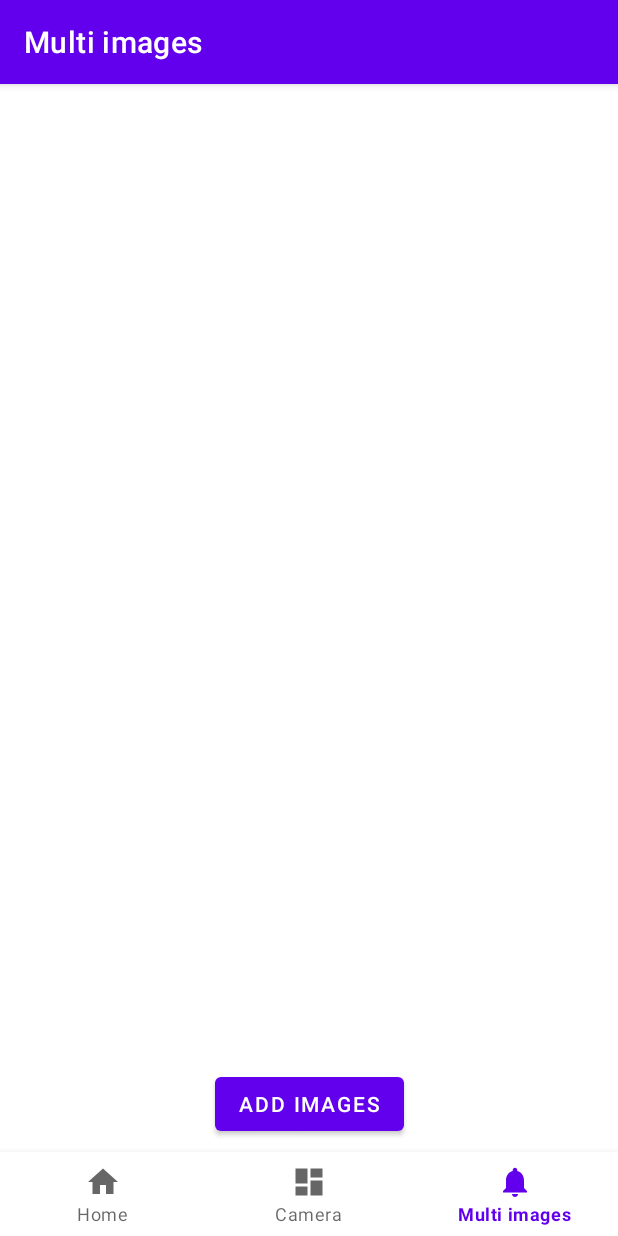
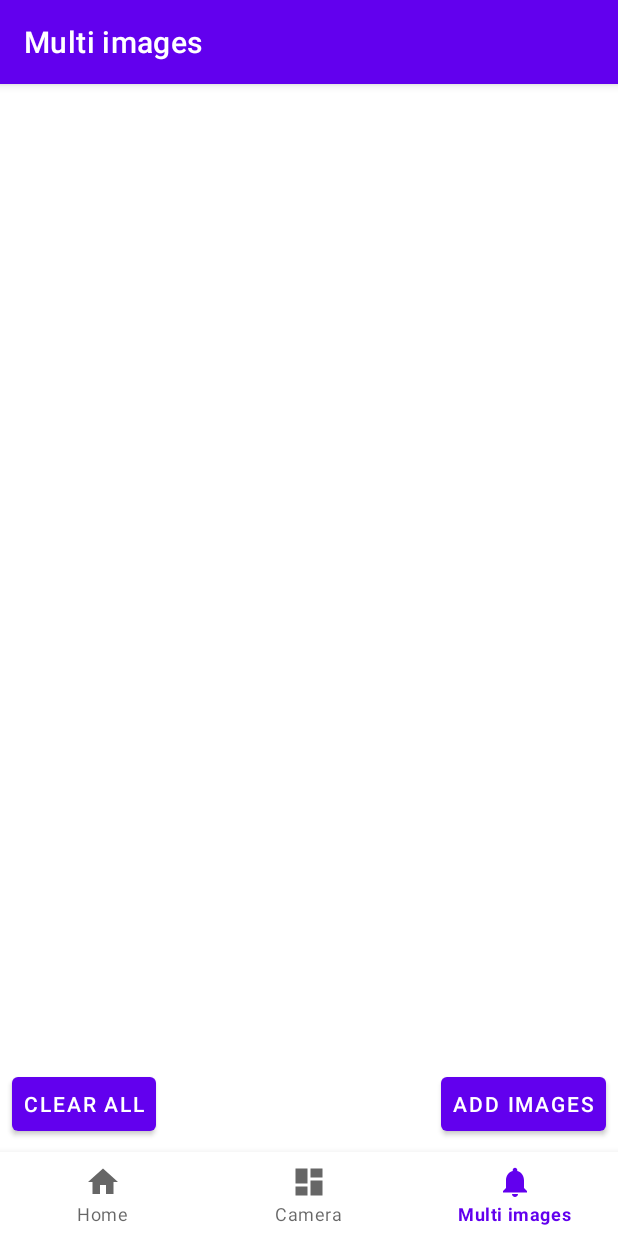
Before and after one commit to trientran/mlkit-android-image-labeling-temp, an Android app: the ImagesFragment screen opened through its navigation route, on a phone screen of 412 x 824 dp. Run offline under Robolectric (Android 15) with nearby library versions, the phone set to English and light mode, and no system bars; our stand-ins replace navigation-ui; libraries missing offline, so code that uses them is left out: com.google.mlkit.vision; pictures from the network do not load.

Commit message:
images screen done

```diff
--- a/app/src/main/java/dev/troyt/imagelabeling/ui/images/ImagesFragment.kt
+++ b/app/src/main/java/dev/troyt/imagelabeling/ui/images/ImagesFragment.kt
@@ -1,6 +1,5 @@
 package dev.troyt.imagelabeling.ui.images
 
-import android.content.ClipData
 import android.content.Intent
 import android.os.Bundle
 import android.provider.MediaStore
@@ -12,11 +11,12 @@ import androidx.activity.result.contract.ActivityResultContracts
 import androidx.appcompat.app.AppCompatActivity
 import androidx.fragment.app.Fragment
 import androidx.fragment.app.viewModels
+import androidx.lifecycle.Lifecycle
 import androidx.lifecycle.lifecycleScope
+import androidx.lifecycle.repeatOnLifecycle
 import androidx.recyclerview.widget.DividerItemDecoration
 import androidx.recyclerview.widget.LinearLayoutManager
 import dev.troyt.imagelabeling.databinding.FragmentImagesBinding
-import dev.troyt.imagelabeling.ui.Recognition
 import dev.troyt.imagelabeling.ui.defaultDispatcher
 import kotlinx.coroutines.ExperimentalCoroutinesApi
 import kotlinx.coroutines.flow.*
@@ -28,12 +28,9 @@ class ImagesFragment : Fragment() {
     // Contains the recognition result. Since  it is a viewModel, it will survive screen rotations
     private val viewModel: ImagesViewModel by viewModels()
     private var _binding: FragmentImagesBinding? = null
-    private var imageCount: Int = 0
     private lateinit var viewAdapter: ImagesAdapter
-    private lateinit var clipData: ClipData
 
-    // This property is only valid between onCreateView and
-    // onDestroyView.
+    // This property is only valid between onCreateView and onDestroyView.
     private val binding get() = _binding!!
 
     override fun onCreateView(
@@ -42,75 +39,35 @@ class ImagesFragment : Fragment() {
         savedInstanceState: Bundle?
     ): View {
         _binding = FragmentImagesBinding.inflate(inflater, container, false)
-        val root: View = binding.root
+        val rootView: View = binding.root
 
         binding.pickPhotoBtn.setOnClickListener { onPickPhoto() }
+        binding.clearBtn.setOnClickListener { onClearBtnClick() }
 
-        // Initialising the resultRecyclerView and its linked viewAdaptor
+        // Initialising the RecyclerView and its linked Adapter
         viewAdapter = ImagesAdapter(requireContext())
         binding.recyclerView.adapter = viewAdapter
+
         // initialize an instance of linear layout manager
         val layoutOrientation =
             (binding.recyclerView.layoutManager as LinearLayoutManager).orientation
         val dividerItemDecoration = DividerItemDecoration(requireContext(), layoutOrientation)
         binding.recyclerView.addItemDecoration(dividerItemDecoration)
-
+        Log.d(tag, "trien")
         lifecycleScope.launch {
-            viewModel.uiState.collect {
-                //recogViewModel.addData(it)
-                val adapter = binding.recyclerView.adapter as ImagesAdapter
-                val lastRowIndex = adapter.itemCount
-                adapter.submitList(it)
-                // adapter.notifyItemInserted(lastRowIndex)
-                Log.d("trien1", it.toString())
-
-            }
-        }
-        /* lifecycleScope.launch {
             // repeatOnLifecycle launches the block in a new coroutine every time the
             // lifecycle is in the STARTED state (or above) and cancels it when it's STOPPED.
             repeatOnLifecycle(Lifecycle.State.STARTED) {
                 // Trigger the flow and start listening for values.
                 // Note that this happens when lifecycle is STARTED and stops
                 // collecting when the lifecycle is STOPPED
-                 viewModel.uiState.collect {
-                         //recogViewModel.addData(it)
-                         Log.d("trien1", it.toString())
-                         val adapter = binding.recyclerView.adapter as ImagesAdapter
-                         val lastRowIndex = adapter.itemCount
-                         adapter.submitList(it)
-                         adapter.notifyItemInserted(lastRowIndex)
+                viewModel.recognitionList.collect {
+                    viewAdapter.submitList(it)
                 }
             }
-
-             *//*lifecycleScope.launch(Dispatchers.Default) {
-                predictImageFlow(clipData).
-                recogViewModel.updateData(recognitionList)
-                Log.d("trien", recognitionList.toString())
         }
-*//*
-            *//* for (i in 0 until clipData.itemCount) {
-                 val imageUri: Uri = clipData.getItemAt(i).uri
-                 val bitmap = imageUri.toScaledBitmap(requireContext(), 224, 224)
-                 if (bitmap != null) {
-                     //predictImage(imageUri, bitmap)
-
+        return rootView
     }
-             }*//*
-        }*/
-        // Attach an observer on the LiveData field of recognitionList
-        // This will notify the recycler view to update every time when a new list is set on the
-        // LiveData field of recognitionList.
-//        recogViewModel.recognitionList.observe(viewLifecycleOwner, {
-//            viewAdapter.submitList(null)
-//            viewAdapter.submitList(it)
-//            Log.d("trien1", it.toString())
-//        }
-        //       )
-        return root
-    }
-
-    // Trigger gallery selection for a photo
 
     private fun onPickPhoto() {
         // Create intent for picking a photo from the gallery
@@ -119,29 +76,22 @@ class ImagesFragment : Fragment() {
         resultLauncher.launch(intent)
     }
 
+    private fun onClearBtnClick() {
+        viewModel.clearAllData()
+    }
+
     private var resultLauncher =
         registerForActivityResult(ActivityResultContracts.StartActivityForResult()) { result ->
             if (result.resultCode == AppCompatActivity.RESULT_OK) {
                 result.data?.clipData?.let { clipData ->
-                    imageCount = clipData.itemCount
-                    Log.d("trien2", imageCount.toString())
-
                     viewModel.inferImages(requireContext(), clipData)
+                        .catch { Log.e(tag, it.localizedMessage ?: "some error") }
+                        .onEach { viewModel.addData(it) }
                         .flowOn(defaultDispatcher)
-                        .onEach {
-                            //recogViewModel.addData(it)
-                            val recognitionList = mutableListOf<Recognition>()
-                            recognitionList.add(it)
-                            viewModel.updateFlowData(recognitionList)
-                            Log.d("trien3", recognitionList.toString())
-                        }.onCompletion { Log.d("trien4", "fragment canceled") }
                         .launchIn(lifecycleScope)
-                    // Start a coroutine in the lifecycle scope
-
                 }
             }
         }
-
 
     override fun onDestroyView() {
         super.onDestroyView()
--- a/app/src/main/java/dev/troyt/imagelabeling/ui/images/ImagesViewModel.kt
+++ b/app/src/main/java/dev/troyt/imagelabeling/ui/images/ImagesViewModel.kt
@@ -4,8 +4,6 @@ import android.content.ClipData
 import android.content.Context
 import android.net.Uri
 import android.util.Log
-import androidx.lifecycle.LiveData
-import androidx.lifecycle.MutableLiveData
 import androidx.lifecycle.ViewModel
 import com.google.mlkit.vision.common.InputImage
 import com.google.mlkit.vision.label.ImageLabeling
@@ -14,48 +12,31 @@ import dev.troyt.imagelabeling.R
 import dev.troyt.imagelabeling.ui.Recognition
 import dev.troyt.imagelabeling.ui.home.HomeViewModel
 import dev.troyt.imagelabeling.ui.toScaledBitmap
+import kotlinx.coroutines.ExperimentalCoroutinesApi
 import kotlinx.coroutines.channels.awaitClose
-import kotlinx.coroutines.flow.MutableStateFlow
-import kotlinx.coroutines.flow.StateFlow
-import kotlinx.coroutines.flow.callbackFlow
+import kotlinx.coroutines.flow.*
 
 class ImagesViewModel : ViewModel() {
 
     private val tag = HomeViewModel::class.simpleName
-    // This is a LiveData field. Choosing this structure because the whole list tend to be updated
-    // at once in ML and not individual elements. Updating this once for the entire list makes
-    // sense.
 
     // Backing property to avoid state updates from other classes
-    private val _uiState = MutableStateFlow<MutableList<Recognition>>(mutableListOf())
+    private val _recognitionList = MutableStateFlow<MutableList<Recognition>>(mutableListOf())
 
     // The UI collects from this StateFlow to get its state updates
-    val uiState: StateFlow<MutableList<Recognition>> get() = _uiState
-
-    private val _recognitionList = MutableLiveData<MutableList<Recognition>>(mutableListOf())
-    val recognitionList: LiveData<MutableList<Recognition>> get() = _recognitionList
-
-    fun updateFlowData(recognitions: MutableList<Recognition>) {
-        _uiState.value = recognitions
-        Log.d("trienz", uiState.value.toString())
-    }
-
-    fun updateData(recognitions: MutableList<Recognition>) {
-        _recognitionList.value = recognitions
-    }
-
-    fun addFlowData(recognition: Recognition) {
-        _recognitionList.value?.add(recognition)
-    }
+    val recognitionList: StateFlow<MutableList<Recognition>> get() = this._recognitionList
 
     fun addData(recognition: Recognition) {
-        _recognitionList.value?.add(recognition)
+        val currentList = _recognitionList.value.toMutableList()
+        currentList.add(recognition)
+        _recognitionList.value = currentList
     }
 
     fun clearAllData() {
-        _recognitionList.value?.clear()
+        _recognitionList.value = mutableListOf()
     }
 
+    @ExperimentalCoroutinesApi
     fun inferImages(
         context: Context,
         clipData: ClipData,
@@ -96,6 +77,6 @@ class ImagesViewModel : ViewModel() {
                     Log.e(tag, it.localizedMessage ?: "some error")
                 }
         }
-        this.awaitClose()
+        awaitClose { labeler.close() }
     }
 }
--- a/app/src/main/res/layout/fragment_images.xml
+++ b/app/src/main/res/layout/fragment_images.xml
@@ -21,10 +21,20 @@
         android:id="@+id/pickPhotoBtn"
         android:layout_width="wrap_content"
         android:layout_height="wrap_content"
-        android:layout_marginBottom="8dp"
+        android:layout_margin="8dp"
+        android:padding="8dp"
         android:text="@string/pick_photos"
         app:layout_constraintBottom_toBottomOf="parent"
-        app:layout_constraintEnd_toEndOf="parent"
+        app:layout_constraintEnd_toEndOf="parent" />
+
+    <Button
+        android:id="@+id/clear_btn"
+        android:layout_width="wrap_content"
+        android:layout_height="wrap_content"
+        android:text="@string/clear_all"
+        android:layout_margin="8dp"
+        android:padding="8dp"
+        app:layout_constraintBottom_toBottomOf="parent"
         app:layout_constraintStart_toStartOf="parent" />
 
 </androidx.constraintlayout.widget.ConstraintLayout>
--- a/app/src/main/res/layout/images_recognition_item.xml
+++ b/app/src/main/res/layout/images_recognition_item.xml
@@ -37,5 +37,4 @@
         app:layout_constraintBottom_toBottomOf="parent"
         tools:text="99%" />
 
-
 </androidx.constraintlayout.widget.ConstraintLayout>
--- a/app/src/main/res/values/strings.xml
+++ b/app/src/main/res/values/strings.xml
@@ -9,5 +9,6 @@
     <string name="no_result">No result</string>
     <string name="camera_permission_required">Camera access permission required!</string>
     <string name="error_toast">An error occurred</string>
+    <string name="clear_all">Clear all</string>
 
 </resources>
```
Lines whose indentation alone changed are shown as unchanged.
